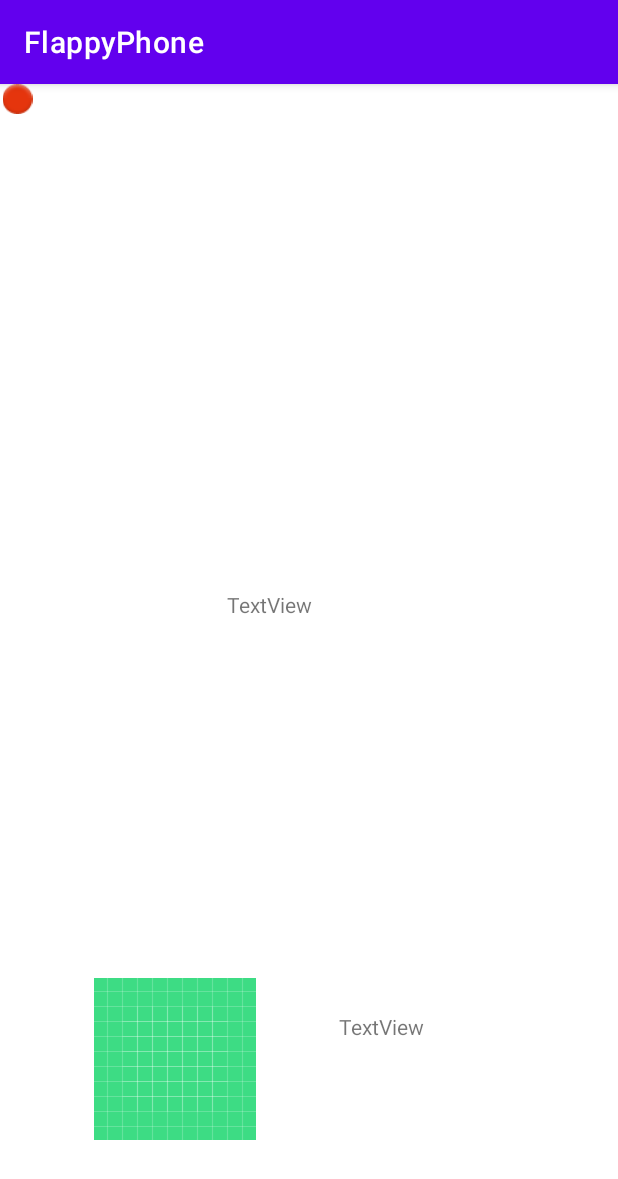
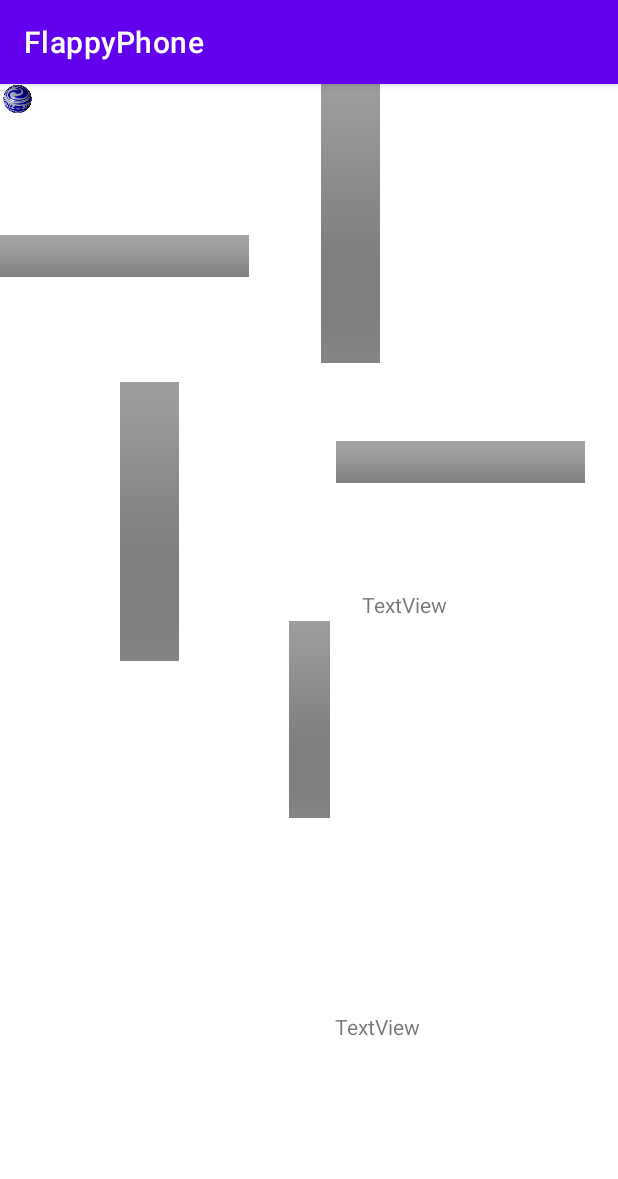
Before and after one commit to PunicGames/Marble-Stars, an Android app: the GravityActivity screen opened directly, with no data from a screen before it, on a phone screen of 412 x 824 dp. Shown: the top 1179 px of the screen. Run offline under Robolectric (Android 15) with nearby library versions, the phone set to English and light mode, and no system bars; 1 statement that could not run was skipped.

Commit message:
Commit weno weno

```diff
--- a/app/src/main/java/com/PunicGames/flappyphone/Box.kt
+++ b/app/src/main/java/com/PunicGames/flappyphone/Box.kt
@@ -72,4 +72,5 @@ class Box (v : View){
             return min
         return max
     }
+
 }
--- a/app/src/main/java/com/PunicGames/flappyphone/GravityActivity.kt
+++ b/app/src/main/java/com/PunicGames/flappyphone/GravityActivity.kt
@@ -27,6 +27,9 @@ class GravityActivity : AppCompatActivity() {
 
     private var width : Float = 0.0f
     private var height : Float = 0.0f
+
+    private var stopXmovement : Boolean = false
+    private var stopYmovement : Boolean = false
 
     // Cajas
     private lateinit var textColision: TextView
@@ -58,7 +61,10 @@ class GravityActivity : AppCompatActivity() {
             for (i in 0..arrBox.size - 1){
                 if(arrBox[i].checkCollision(ball)){
                     resolveCollision(ball, arrBox[i].view, event.values[0], event.values[1])
-                    textColision.text = arrBox[0].checkCollision(findViewById(R.id.dot)).toString()
+                    //textColision.text = arrBox[0].checkCollision(findViewById(R.id.dot)).toString()
+                }else{
+                    stopXmovement = false;
+                    stopYmovement = false;
                 }
 
             }
@@ -85,7 +91,15 @@ class GravityActivity : AppCompatActivity() {
 
         // Boxes
         var box1 = Box(findViewById(R.id.box1))
+        var box2 = Box(findViewById(R.id.box2))
+        var box3 = Box(findViewById(R.id.box3))
+        var box4 = Box(findViewById(R.id.box4))
+        var box5 = Box(findViewById(R.id.box5))
         arrBox.add(box1)
+        arrBox.add(box2)
+        arrBox.add(box3)
+        arrBox.add(box4)
+        arrBox.add(box5)
 
     }
 
@@ -102,8 +116,10 @@ class GravityActivity : AppCompatActivity() {
     {
         var acel = Vector2D(x  * -1, y)
 
-        view.x += speed.x * TimeStep
-        view.y += speed.y * TimeStep
+        //if(!stopXmovement)
+            view.x += speed.x * TimeStep
+        //if(!stopYmovement)
+            view.y += speed.y * TimeStep
 
         speed += acel * TimeStep
         speed *= 0.99F
@@ -139,15 +155,28 @@ class GravityActivity : AppCompatActivity() {
         speed += acel * TimeStep
         speed *= 0.99F
 
+        var ballMargin = 10
+        var ballXcenter = ball.x + ball.width*0.5
+        var ballYcenter = ball.y + ball.height*0.5
 
-        if(ball.x + ball.width  > box.x + box.width){ // Bola chocando por la derecha de la caja
-            ball.x = box.x + box.width
-            speed.x *= -0.05f
-        }else if(ball.y - ball.height < box.y){       // Bola chocando por arriba de la caja
-            ball.y = box.y - ball.height
-            speed.y *= -0.05f
+
+        if((ballXcenter  >= box.x) && (ballYcenter  > box.y) && (ballYcenter < (box.y + box.height))){ // Bola chocando por la derecha de la caja
+            ball.x = box.x + box.width + ballMargin
+            stopXmovement = true;
+            speed.x *= -0.1f
         }
-
+        else if((ballYcenter < box.y) && (ballXcenter > box.x) &&(ballXcenter < box.x + box.width)){       // Bola chocando por arriba de la caja
+            ball.y = box.y - ball.height - ballMargin
+            speed.y *= -0.1f
+        }
+        else if((ballYcenter > box.y) && (ballXcenter > box.x) &&(ballXcenter < box.x + box.width)){                     // Bola chocando por abajo de la caja
+            ball.y = box.y + box.height + ballMargin;
+            speed.y *= -0.1f
+        }
+        else if((ballXcenter < box.x) && (ballYcenter > box.y) && (ballYcenter < (box.y + box.height))){                     // Bola chocando por la izquierda de la caja
+            ball.x = box.x - ball.width - ballMargin
+            speed.x *= -0.1f
+        }
 
 
     }
--- a/app/src/main/res/layout/activity_gravity.xml
+++ b/app/src/main/res/layout/activity_gravity.xml
@@ -14,29 +14,9 @@
         android:textSize="14sp"
         app:layout_constraintBottom_toBottomOf="parent"
         app:layout_constraintEnd_toEndOf="parent"
+        app:layout_constraintHorizontal_bias="0.798"
         app:layout_constraintStart_toStartOf="parent"
         app:layout_constraintTop_toTopOf="parent" />
-
-    <ImageView
-        android:id="@+id/dot"
-        android:layout_width="23dp"
-        android:layout_height="20dp"
-        app:srcCompat="@android:drawable/ic_notification_overlay"
-        tools:layout_editor_absoluteX="384dp"
-        tools:layout_editor_absoluteY="452dp"
-        tools:ignore="MissingConstraints" />
-
-    <ImageView
-        android:id="@+id/box1"
-        android:layout_width="wrap_content"
-        android:layout_height="wrap_content"
-        app:layout_constraintBottom_toBottomOf="parent"
-        app:layout_constraintEnd_toEndOf="parent"
-        app:layout_constraintHorizontal_bias="0.207"
-        app:layout_constraintStart_toStartOf="parent"
-        app:layout_constraintTop_toTopOf="parent"
-        app:layout_constraintVertical_bias="0.903"
-        app:srcCompat="@drawable/ic_launcher_background" />
 
     <TextView
         android:id="@+id/textCollision"
@@ -49,4 +29,73 @@
         app:layout_constraintStart_toEndOf="@+id/box1"
         app:layout_constraintTop_toTopOf="parent"
         app:layout_constraintVertical_bias="0.878" />
+
+    <ImageView
+        android:id="@+id/dot"
+        android:layout_width="23dp"
+        android:layout_height="20dp"
+        app:srcCompat="@drawable/ball"
+        tools:ignore="MissingConstraints"
+        tools:layout_editor_absoluteX="384dp"
+        tools:layout_editor_absoluteY="452dp" />
+
+    <ImageView
+        android:id="@+id/box1"
+        android:layout_width="166dp"
+        android:layout_height="33dp"
+        app:layout_constraintBottom_toBottomOf="parent"
+        app:layout_constraintEnd_toEndOf="parent"
+        app:layout_constraintHorizontal_bias="0.0"
+        app:layout_constraintStart_toStartOf="parent"
+        app:layout_constraintTop_toTopOf="parent"
+        app:layout_constraintVertical_bias="0.133"
+        app:srcCompat="@android:drawable/bottom_bar" />
+
+    <ImageView
+        android:id="@+id/box2"
+        android:layout_width="39dp"
+        android:layout_height="186dp"
+        app:layout_constraintBottom_toBottomOf="parent"
+        app:layout_constraintEnd_toEndOf="parent"
+        app:layout_constraintHorizontal_bias="0.575"
+        app:layout_constraintStart_toStartOf="parent"
+        app:layout_constraintTop_toTopOf="parent"
+        app:layout_constraintVertical_bias="0.0"
+        app:srcCompat="@android:drawable/title_bar_tall" />
+
+    <ImageView
+        android:id="@+id/box3"
+        android:layout_width="39dp"
+        android:layout_height="186dp"
+        app:layout_constraintBottom_toBottomOf="parent"
+        app:layout_constraintEnd_toEndOf="parent"
+        app:layout_constraintHorizontal_bias="0.215"
+        app:layout_constraintStart_toStartOf="parent"
+        app:layout_constraintTop_toTopOf="parent"
+        app:layout_constraintVertical_bias="0.341"
+        app:srcCompat="@android:drawable/title_bar_tall" />
+
+    <ImageView
+        android:id="@+id/box4"
+        android:layout_width="27dp"
+        android:layout_height="138dp"
+        app:layout_constraintBottom_toBottomOf="parent"
+        app:layout_constraintEnd_toEndOf="parent"
+        app:layout_constraintStart_toStartOf="parent"
+        app:layout_constraintTop_toTopOf="parent"
+        app:layout_constraintVertical_bias="0.563"
+        app:srcCompat="@android:drawable/title_bar_tall" />
+
+    <ImageView
+        android:id="@+id/box5"
+        android:layout_width="166dp"
+        android:layout_height="33dp"
+        app:layout_constraintBottom_toBottomOf="parent"
+        app:layout_constraintEnd_toEndOf="parent"
+        app:layout_constraintHorizontal_bias="0.91"
+        app:layout_constraintStart_toStartOf="parent"
+        app:layout_constraintTop_toTopOf="parent"
+        app:layout_constraintVertical_bias="0.32"
+        app:srcCompat="@android:drawable/bottom_bar" />
+
 </androidx.constraintlayout.widget.ConstraintLayout>
```
Also changed, not shown: app/src/main/res/drawable/ball.png (added).
